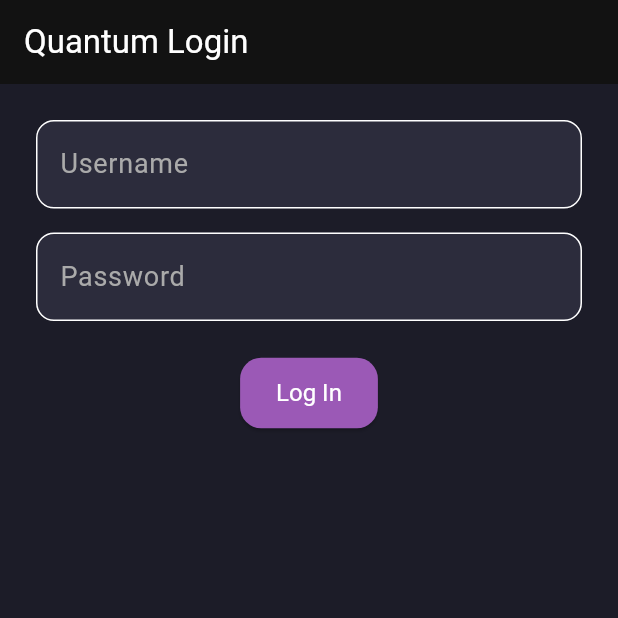
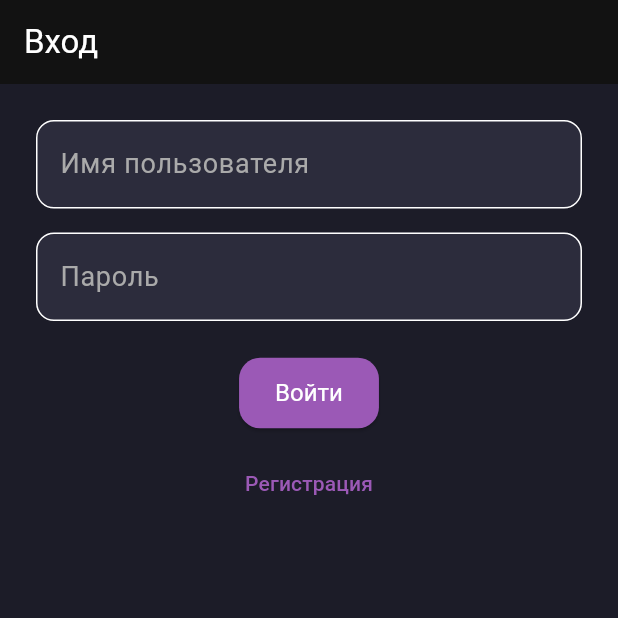
Before and after one commit to Yazip/Quantum, a Flutter app: the screen it shows after launch, on a phone screen of 412 x 824 dp, the top half of it. Run offline on Flutter 3.47's test engine with Material 3 defaults, Android fonts, the light colour scheme and no system bars; our stand-ins replace jwt_decoder; network calls fail.

Commit message:
Added the ability to register with the client, the ability to log out of the account

```diff
--- a/quantum_client/lib/main.dart
+++ b/quantum_client/lib/main.dart
@@ -2,6 +2,7 @@
 import 'screens/login_screen.dart';
 import 'theme/quantum_theme.dart';
 import 'screens/chat_list_screen.dart';
+import 'screens/register_screen.dart';
 
 void main() {
   runApp(const QuantumApp());
@@ -23,13 +24,16 @@
       title: 'Quantum Messenger',
       debugShowCheckedModeBanner: false,
       theme: QuantumTheme.darkTheme,
+      routes: {
+    	  '/register': (context) => const RegisterScreen(),
+      },
       home: token == null
           ? LoginScreen(onLogin: (receivedToken) {
               setState(() => token = receivedToken);
             })
           : Scaffold(
               body: Center(
-                child: ChatListScreen(token: token!),
+                child: ChatListScreen(token: token!, onLogout: () => setState(() => token = null)),
               ),
             ),
     );
--- a/quantum_client/lib/screens/login_screen.dart
+++ b/quantum_client/lib/screens/login_screen.dart
@@ -48,23 +48,30 @@ class _LoginScreenState extends State<LoginScreen> {
   @override
   Widget build(BuildContext context) {
     return Scaffold(
-      appBar: AppBar(title: const Text("Quantum Login")),
+      appBar: AppBar(title: const Text("Вход")),
       body: Padding(
         padding: const EdgeInsets.all(24),
         child: Column(
           children: [
             TextField(
               controller: _usernameController,
-              decoration: const InputDecoration(labelText: "Username"),
+              decoration: const InputDecoration(labelText: "Имя пользователя"),
             ),
 	    const SizedBox(height: 16),
             TextField(
               controller: _passwordController,
-              decoration: const InputDecoration(labelText: "Password"),
+              decoration: const InputDecoration(labelText: "Пароль"),
               obscureText: true,
             ),
             const SizedBox(height: 24),
-            ElevatedButton(onPressed: _login, child: const Text("Log In")),
+            ElevatedButton(onPressed: _login, child: const Text("Войти")),
+	    const SizedBox(height: 12),
+    	    TextButton(
+      		onPressed: () {
+        	    Navigator.pushNamed(context, '/register');
+      		},
+      		child: const Text("Регистрация"),
+    	    ),
             if (_error.isNotEmpty) ...[
               const SizedBox(height: 12),
               Text(_error, style: const TextStyle(color: Colors.red)),
```
Also changed, not shown: quantum_client/lib/screens/chat_list_screen.dart (+10 -1 lines), quantum_client/lib/screens/register_screen.dart (added, +94 -0 lines).
